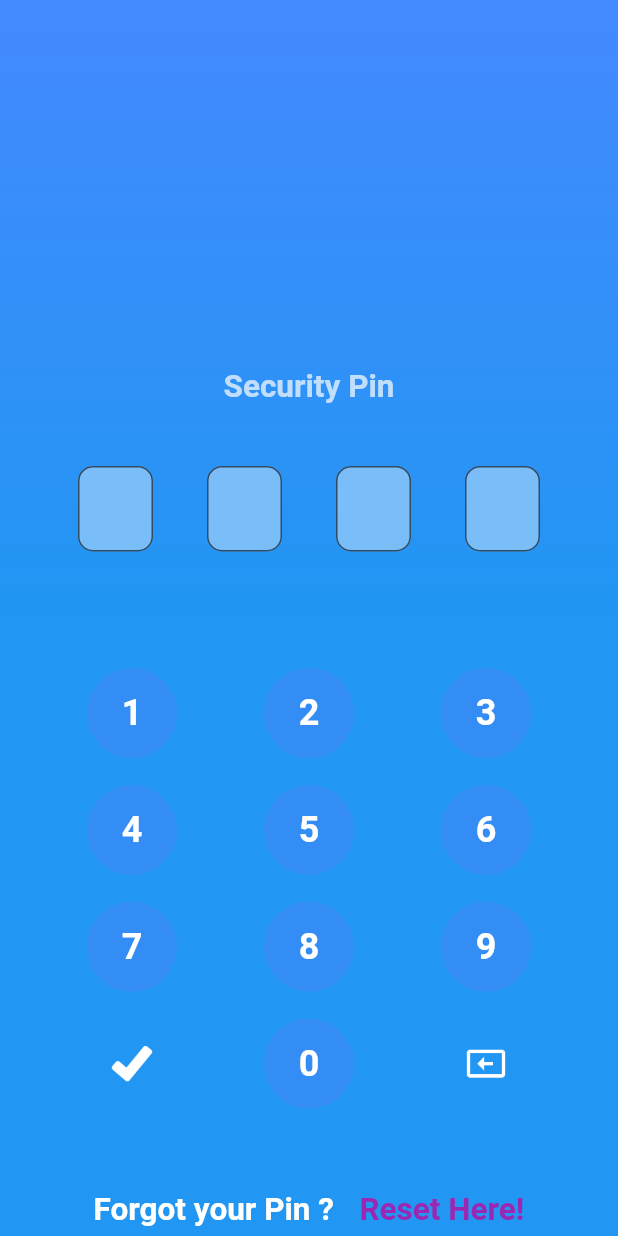
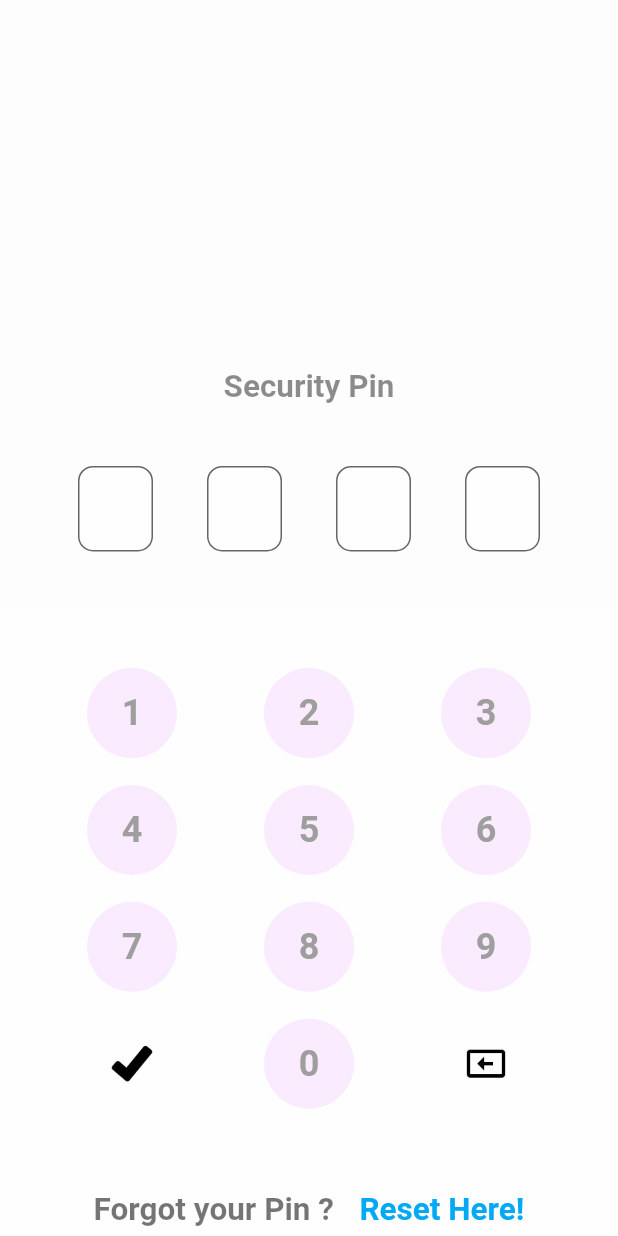
Before and after one commit to kamau-mbugua/passcode-login, a Flutter app: the screen it shows after launch, on a phone screen of 412 x 824 dp. Run offline on Flutter 3.47's test engine with Material 2 defaults, Android fonts, the phone set to English and light mode, and no system bars.

Commit message:
improve on ui

```diff
--- a/lib/main.dart
+++ b/lib/main.dart
@@ -23,7 +23,7 @@ class _PinLoginState extends State<PinLogin> {
       body: Container(
         decoration: BoxDecoration(
             gradient: LinearGradient(
-          colors: [Colors.blueAccent, Colors.blue],
+          colors: [Colors.white54, Colors.white70],
           begin: Alignment.topRight,
         )),
         child: pinScreen(),
@@ -90,7 +90,7 @@ class _pinScreenState extends State<pinScreen> {
           child: Text(
             "Forgot your Pin ?",
             style: TextStyle(
-                color: Colors.white,
+                color: Colors.black54,
                 fontSize: 21.0,
                 fontWeight: FontWeight.bold),
           ),
@@ -101,7 +101,7 @@ class _pinScreenState extends State<pinScreen> {
           child: Text(
             "Reset Here!",
             style: TextStyle(
-                color: Colors.purple,
+                color: Colors.lightBlue,
                 fontSize: 21.0,
                 fontWeight: FontWeight.bold),
           ),
@@ -134,7 +134,7 @@ class _pinScreenState extends State<pinScreen> {
     return Text(
       "Security Pin",
       style: TextStyle(
-          color: Colors.white70, fontSize: 21.0, fontWeight: FontWeight.bold),
+          color: Colors.black45, fontSize: 21.0, fontWeight: FontWeight.bold),
     );
   }
 
@@ -256,7 +256,7 @@ class _pinScreenState extends State<pinScreen> {
                       },
                       child: Image.asset(
                         "assets/images/check.png",
-                        color: Colors.white,
+                        color: Colors.black,
                       ),
                     ),
                   ),
@@ -278,7 +278,7 @@ class _pinScreenState extends State<pinScreen> {
                       },
                       child: Image.asset(
                         "assets/images/backspace.png",
-                        color: Colors.white,
+                        color: Colors.black,
                       ),
                     ),
                   )
@@ -373,7 +373,7 @@ class PinNumber extends StatelessWidget {
           fillColor: Colors.white38,
         ),
         style: TextStyle(
-            fontWeight: FontWeight.bold, fontSize: 21.0, color: Colors.white),
+            fontWeight: FontWeight.bold, fontSize: 21.0, color: Colors.black45),
       ),
     );
   }
@@ -412,7 +412,7 @@ class KeyBoardNumber extends StatelessWidget {
           textAlign: TextAlign.center,
           style: TextStyle(
             fontSize: 24 * MediaQuery.of(context).textScaleFactor,
-            color: Colors.white,
+            color: Colors.grey,
             fontWeight: FontWeight.bold,
           ),
         ),
```
